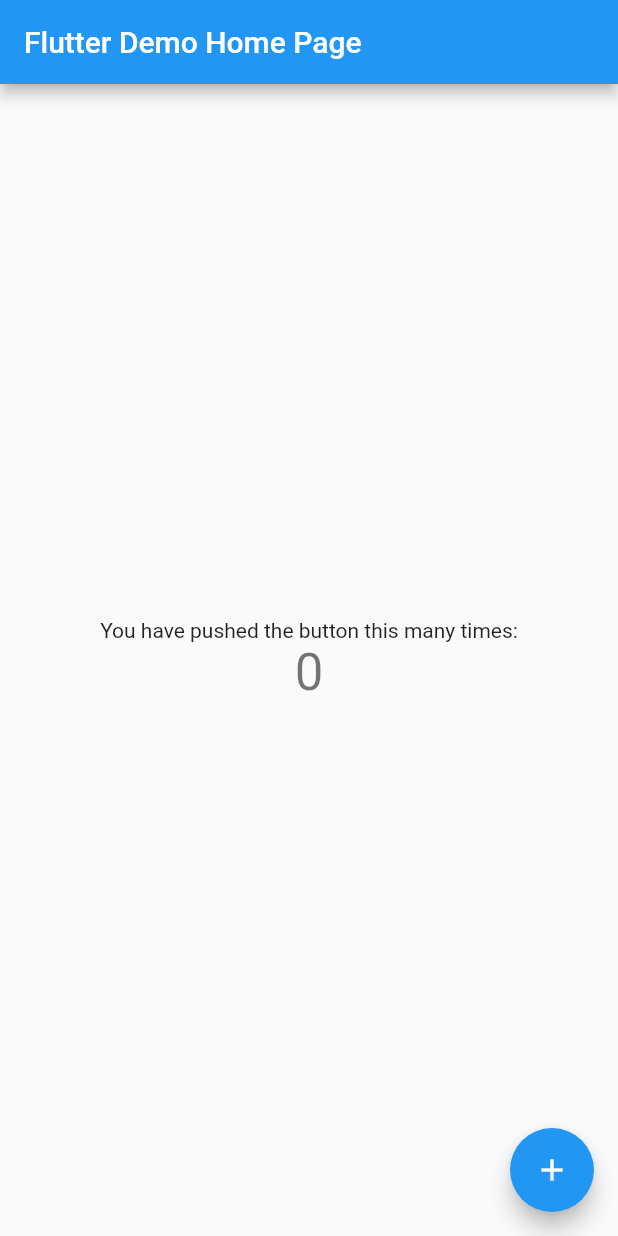
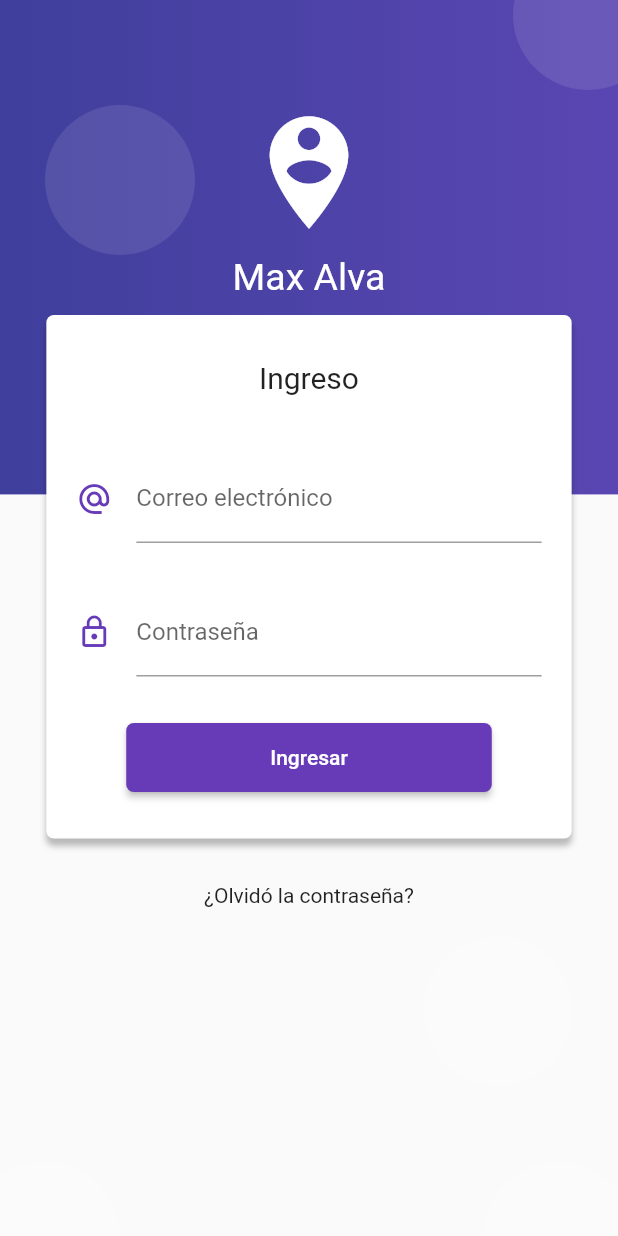
Before and after one commit to alvag/crud_flutter, a Flutter app: the screen it shows after launch, on a phone screen of 412 x 824 dp. Run offline on Flutter 3.47's test engine with Material 2 defaults, Android fonts, the phone set to English and light mode, and no system bars.

Commit message:
login form

```diff
--- a/lib/main.dart
+++ b/lib/main.dart
@@ -1,111 +1,20 @@
+import 'package:crud_flutter/src/pages/home_page.dart';
+import 'package:crud_flutter/src/pages/login_page.dart';
 import 'package:flutter/material.dart';
 
 void main() => runApp(MyApp());
 
 class MyApp extends StatelessWidget {
-  // This widget is the root of your application.
   @override
   Widget build(BuildContext context) {
     return MaterialApp(
-      title: 'Flutter Demo',
-      theme: ThemeData(
-        // This is the theme of your application.
-        //
-        // Try running your application with "flutter run". You'll see the
-        // application has a blue toolbar. Then, without quitting the app, try
-        // changing the primarySwatch below to Colors.green and then invoke
-        // "hot reload" (press "r" in the console where you ran "flutter run",
-        // or simply save your changes to "hot reload" in a Flutter IDE).
-        // Notice that the counter didn't reset back to zero; the application
-        // is not restarted.
-        primarySwatch: Colors.blue,
-      ),
-      home: MyHomePage(title: 'Flutter Demo Home Page'),
+      debugShowCheckedModeBanner: false,
+      title: 'Material App',
+      initialRoute: LoginPage.routeName,
+      routes: {
+        LoginPage.routeName: (context) => LoginPage(),
+        HomePage.routeName: (context) => HomePage()
+      },
     );
   }
 }
-
-class MyHomePage extends StatefulWidget {
-  MyHomePage({Key key, this.title}) : super(key: key);
-
-  // This widget is the home page of your application. It is stateful, meaning
-  // that it has a State object (defined below) that contains fields that affect
-  // how it looks.
-
-  // This class is the configuration for the state. It holds the values (in this
-  // case the title) provided by the parent (in this case the App widget) and
-  // used by the build method of the State. Fields in a Widget subclass are
-  // always marked "final".
-
-  final String title;
-
-  @override
-  _MyHomePageState createState() => _MyHomePageState();
-}
-
-class _MyHomePageState extends State<MyHomePage> {
-  int _counter = 0;
-
-  void _incrementCounter() {
-    setState(() {
-      // This call to setState tells the Flutter framework that something has
-      // changed in this State, which causes it to rerun the build method below
-      // so that the display can reflect the updated values. If we changed
-      // _counter without calling setState(), then the build method would not be
-      // called again, and so nothing would appear to happen.
-      _counter++;
-    });
-  }
-
-  @override
-  Widget build(BuildContext context) {
-    // This method is rerun every time setState is called, for instance as done
-    // by the _incrementCounter method above.
-    //
-    // The Flutter framework has been optimized to make rerunning build methods
-    // fast, so that you can just rebuild anything that needs updating rather
-    // than having to individually change instances of widgets.
-    return Scaffold(
-      appBar: AppBar(
-        // Here we take the value from the MyHomePage object that was created by
-        // the App.build method, and use it to set our appbar title.
-        title: Text(widget.title),
-      ),
-      body: Center(
-        // Center is a layout widget. It takes a single child and positions it
-        // in the middle of the parent.
-        child: Column(
-          // Column is also a layout widget. It takes a list of children and
-          // arranges them vertically. By default, it sizes itself to fit its
-          // children horizontally, and tries to be as tall as its parent.
-          //
-          // Invoke "debug painting" (press "p" in the console, choose the
-          // "Toggle Debug Paint" action from the Flutter Inspector in Android
-          // Studio, or the "Toggle Debug Paint" command in Visual Studio Code)
-          // to see the wireframe for each widget.
-          //
-          // Column has various properties to control how it sizes itself and
-          // how it positions its children. Here we use mainAxisAlignment to
-          // center the children vertically; the main axis here is the vertical
-          // axis because Columns are vertical (the cross axis would be
-          // horizontal).
-          mainAxisAlignment: MainAxisAlignment.center,
-          children: <Widget>[
-            Text(
-              'You have pushed the button this many times:',
-            ),
-            Text(
-              '$_counter',
-              style: Theme.of(context).textTheme.display1,
-            ),
-          ],
-        ),
-      ),
-      floatingActionButton: FloatingActionButton(
-        onPressed: _incrementCounter,
-        tooltip: 'Increment',
-        child: Icon(Icons.add),
-      ), // This trailing comma makes auto-formatting nicer for build methods.
-    );
-  }
-}
--- /dev/null
+++ b/lib/src/pages/home_page.dart
@@ -0,0 +1,11 @@
+import 'package:flutter/material.dart';
+
+class HomePage extends StatelessWidget {
+  static final routeName = 'home';
+  @override
+  Widget build(BuildContext context) {
+    return Scaffold(
+      appBar: AppBar(title: Text('HomePage')),
+    );
+  }
+}
--- /dev/null
+++ b/lib/src/pages/login_page.dart
@@ -0,0 +1,159 @@
+import 'package:flutter/material.dart';
+
+class LoginPage extends StatelessWidget {
+  static final routeName = 'login';
+
+  @override
+  Widget build(BuildContext context) {
+    return Scaffold(
+      body: Stack(
+        children: <Widget>[
+          _background(context),
+          _loginForm(context),
+        ],
+      ),
+    );
+  }
+
+  Widget _background(BuildContext context) {
+    final size = MediaQuery.of(context).size;
+
+    final background = Container(
+      height: size.height * 0.4,
+      width: double.infinity,
+      decoration: BoxDecoration(
+        gradient: LinearGradient(
+          colors: <Color>[
+            Color.fromRGBO(63, 63, 156, 1.0),
+            Color.fromRGBO(90, 70, 178, 1.0),
+          ],
+        ),
+      ),
+    );
+
+    final circle = Container(
+      width: 100.0,
+      height: 100.0,
+      decoration: BoxDecoration(
+        borderRadius: BorderRadius.circular(100.0),
+        color: Colors.white10,
+      ),
+    );
+
+    return Stack(
+      children: <Widget>[
+        background,
+        Positioned(child: circle, top: 70.0, left: 30.0),
+        Positioned(child: circle, top: -40.0, right: -30.0),
+        Positioned(child: circle, bottom: -50.0, right: -10.0),
+        Positioned(child: circle, bottom: -50.0, left: -20.0),
+        Positioned(child: circle, bottom: 100.0, right: 30.0),
+        Container(
+          padding: EdgeInsets.only(top: 70.0),
+          child: Column(
+            children: <Widget>[
+              Icon(
+                Icons.person_pin_circle,
+                color: Colors.white,
+                size: 90.0,
+              ),
+              SizedBox(height: 10.0, width: double.infinity),
+              Text(
+                'Max Alva',
+                style: TextStyle(color: Colors.white, fontSize: 25.0),
+              )
+            ],
+          ),
+        ),
+      ],
+    );
+  }
+
+  Widget _loginForm(BuildContext context) {
+    final size = MediaQuery.of(context).size;
+    return SingleChildScrollView(
+      child: Column(
+        children: <Widget>[
+          SafeArea(
+            child: Container(
+              height: 180,
+            ),
+          ),
+          Container(
+            width: size.width * 0.85,
+            padding: EdgeInsets.symmetric(vertical: 30.0),
+            margin: EdgeInsets.symmetric(vertical: 30.0),
+            decoration: BoxDecoration(
+              color: Colors.white,
+              borderRadius: BorderRadius.circular(5.0),
+              boxShadow: <BoxShadow>[
+                BoxShadow(
+                  color: Colors.black26,
+                  blurRadius: 3.0,
+                  offset: Offset(0.0, 5.0),
+                  // spreadRadius: 1.0,
+                )
+              ],
+            ),
+            child: Column(
+              children: <Widget>[
+                Text('Ingreso', style: TextStyle(fontSize: 20.0)),
+                SizedBox(height: 40.0),
+                _inputEmail(),
+                SizedBox(height: 30.0),
+                _inputPassword(),
+                SizedBox(height: 30.0),
+                _loginButton(),
+              ],
+            ),
+          ),
+          Text('¿Olvidó la contraseña?'),
+          SizedBox(height: 20.0),
+        ],
+      ),
+    );
+  }
+
+  Widget _inputEmail() {
+    return Container(
+      padding: EdgeInsets.symmetric(horizontal: 20.0),
+      child: TextField(
+        keyboardType: TextInputType.emailAddress,
+        decoration: InputDecoration(
+          icon: Icon(Icons.alternate_email, color: Colors.deepPurple),
+          hintText: 'ejemplo@correo.com',
+          labelText: 'Correo electrónico',
+        ),
+      ),
+    );
+  }
+
+  Widget _inputPassword() {
+    return Container(
+      padding: EdgeInsets.symmetric(horizontal: 20.0),
+      child: TextField(
+        obscureText: true,
+        decoration: InputDecoration(
+          icon: Icon(Icons.lock_outline, color: Colors.deepPurple),
+          labelText: 'Contraseña',
+        ),
+      ),
+    );
+  }
+
+  Widget _loginButton() {
+    return RaisedButton(
+      child: Container(
+        padding: EdgeInsets.symmetric(horizontal: 80.0, vertical: 15.0),
+        child: Text('Ingresar'),
+      ),
+      shape: RoundedRectangleBorder(
+        borderRadius: BorderRadius.circular(5.0),
+      ),
+      // elevation: 0.0,
+      color: Colors.deepPurple,
+      textColor: Colors.white,
+      onPressed: () {},
+    );
+  }
+}
```
Also changed, not shown: 1 other file.
